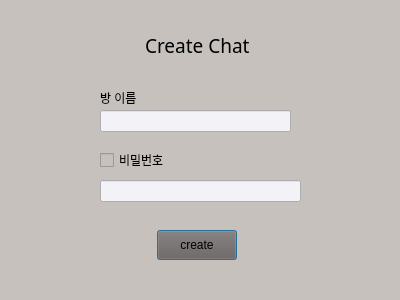
TaehyunJeon0203/lanssenger, file src/client/gui/createRoom.ui: the form before one commit.
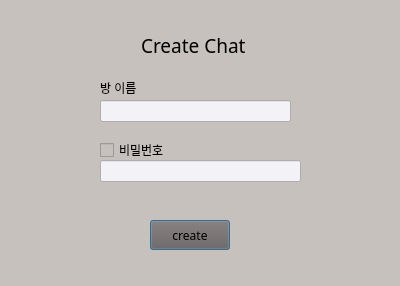
The form after the commit.

Commit message: Design: 전송창 크기 변경, 영어 글꼴 변경

```diff
--- a/src/client/gui/createRoom.ui
+++ b/src/client/gui/createRoom.ui
@@ -7,7 +7,7 @@
     <x>0</x>
     <y>0</y>
     <width>400</width>
-    <height>300</height>
+    <height>286</height>
    </rect>
   </property>
   <property name="windowTitle">
@@ -19,7 +19,7 @@
   <widget class="QLabel" name="createRoomlabel">
    <property name="geometry">
     <rect>
-     <x>124</x>
+     <x>120</x>
      <y>30</y>
      <width>151</width>
      <height>31</height>
@@ -27,7 +27,7 @@
    </property>
    <property name="font">
     <font>
-     <family>궁서</family>
+     <family>휴먼옛체</family>
      <pointsize>14</pointsize>
     </font>
    </property>
@@ -48,7 +48,7 @@
    <property name="geometry">
     <rect>
      <x>100</x>
-     <y>110</y>
+     <y>100</y>
      <width>191</width>
      <height>22</height>
     </rect>
@@ -63,7 +63,7 @@
    <property name="geometry">
     <rect>
      <x>100</x>
-     <y>150</y>
+     <y>140</y>
      <width>121</width>
      <height>20</height>
     </rect>
@@ -76,7 +76,7 @@
    <property name="geometry">
     <rect>
      <x>100</x>
-     <y>180</y>
+     <y>160</y>
      <width>201</width>
      <height>22</height>
     </rect>
@@ -90,7 +90,7 @@
    <property name="geometry">
     <rect>
      <x>100</x>
-     <y>90</y>
+     <y>80</y>
      <width>48</width>
      <height>16</height>
     </rect>
@@ -102,12 +102,17 @@
   <widget class="QPushButton" name="createRoomButton">
    <property name="geometry">
     <rect>
-     <x>157</x>
-     <y>230</y>
+     <x>150</x>
+     <y>220</y>
      <width>80</width>
      <height>30</height>
     </rect>
    </property>
+   <property name="font">
+    <font>
+     <family>휴먼옛체</family>
+    </font>
+   </property>
    <property name="styleSheet">
     <string notr="true">background-color: #6C5952</string>
    </property>
```
The commit also changes 2 other files.
